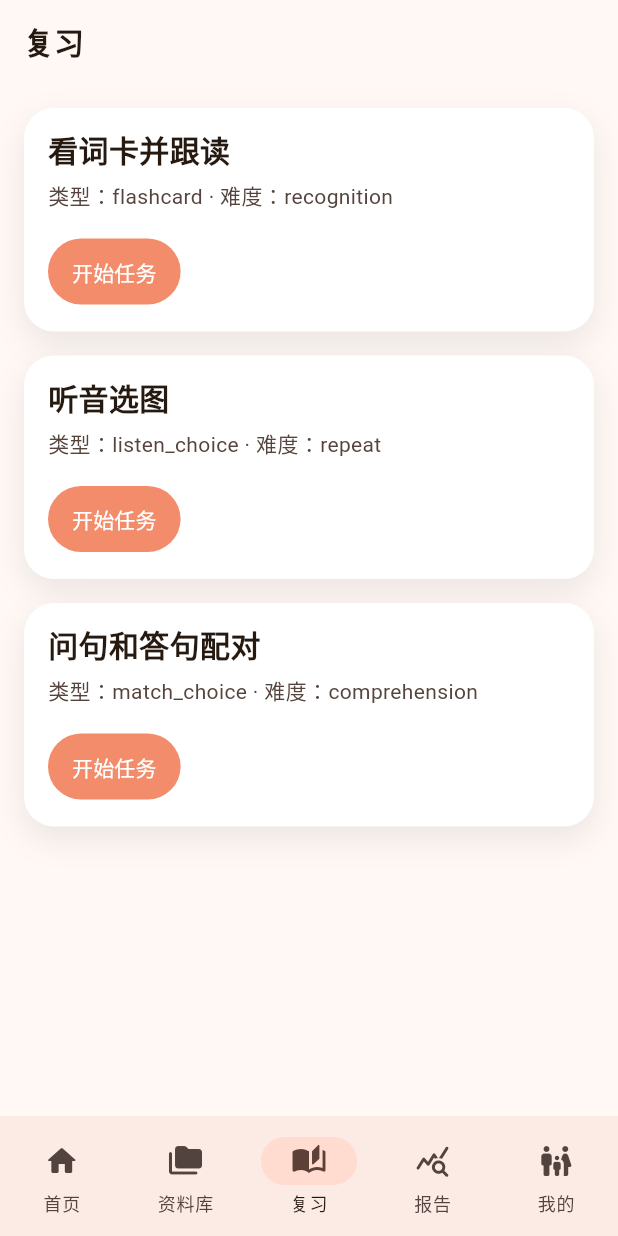
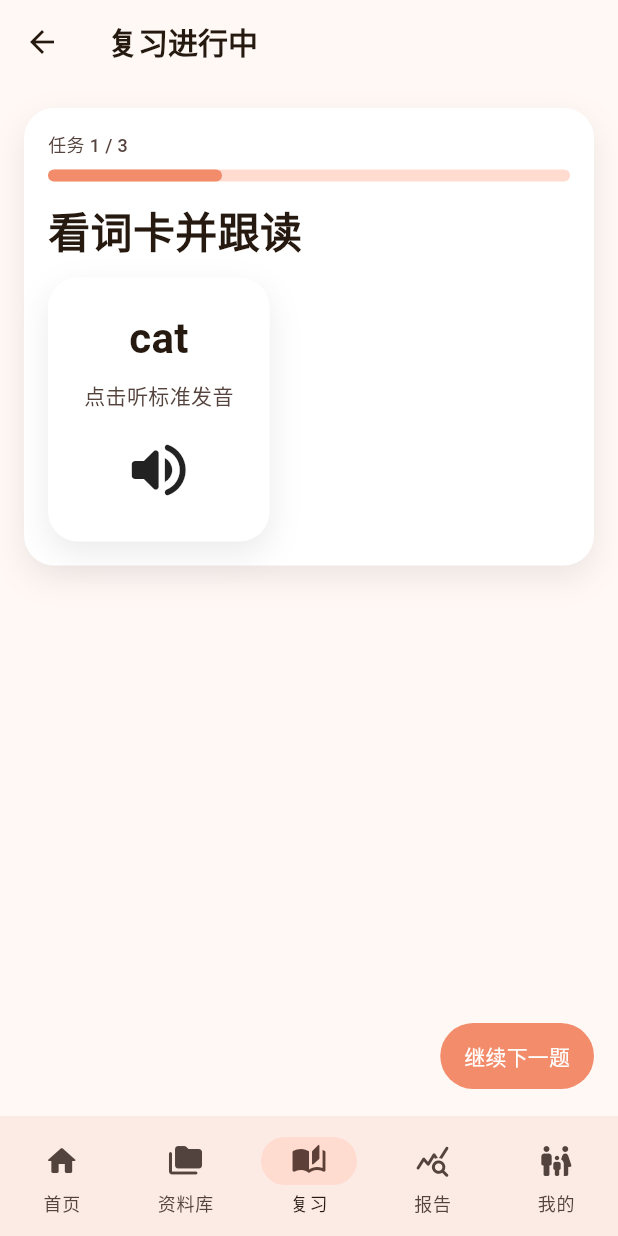
Before and after one commit to anbulang/LearningEnglish, a Flutter app: the screen it shows after launch, scrolled down 35 dp, after a tap on "开始复习", on a phone screen of 412 x 824 dp. Run offline on Flutter 3.47's test engine with Material 3 defaults, Android fonts, the phone set to English and light mode, and no system bars; our stand-ins replace dio, flutter_riverpod, go_router; Roboto replaces fonts that are missing (Be Vietnam Pro, Plus Jakarta Sans).

Commit message:
feat: complete the phase 3 review loop

```diff
--- a/apps/mobile/lib/app/routing/app_router.dart
+++ b/apps/mobile/lib/app/routing/app_router.dart
@@ -7,6 +7,7 @@ import '../../features/materials/presentation/material_review_screen.dart';
 import '../../features/materials/presentation/materials_library_screen.dart';
 import '../../features/materials/presentation/scan_upload_screen.dart';
 import '../../features/profiles/presentation/profile_screen.dart';
+import '../../features/review/presentation/review_runner_screen.dart';
 import '../../features/review/presentation/review_tasks_screen.dart';
 import '../shell/app_shell.dart';
 
@@ -51,6 +52,14 @@ final appRouterProvider = Provider<GoRouter>((ref) {
           GoRoute(
             path: '/review',
             builder: (context, state) => const ReviewTasksScreen(),
+            routes: <RouteBase>[
+              GoRoute(
+                path: 'session/:materialId',
+                builder: (context, state) => ReviewRunnerScreen(
+                  materialId: state.pathParameters['materialId'] ?? 'material_demo_1',
+                ),
+              ),
+            ],
           ),
           GoRoute(
             path: '/reports',
--- a/apps/mobile/lib/features/home/presentation/home_screen.dart
+++ b/apps/mobile/lib/features/home/presentation/home_screen.dart
@@ -40,7 +40,7 @@ class HomeScreen extends ConsumerWidget {
                     label: const Text('上传讲义'),
                   ),
                   OutlinedButton.icon(
-                    onPressed: () => context.go('/review'),
+                    onPressed: () => context.go('/review/session/material_demo_1'),
                     icon: const Icon(Icons.play_circle_outline_rounded),
                     label: const Text('开始复习'),
                   ),
@@ -62,6 +62,7 @@ class HomeScreen extends ConsumerWidget {
                   title: Text(task.contentJson['prompt'] as String? ?? '复习任务'),
                   subtitle: Text(task.taskType.value),
                   trailing: const Icon(Icons.chevron_right_rounded),
+                  onTap: () => context.go('/review/session/${task.materialId}'),
                 ),
               ),
             ],
--- a/apps/mobile/lib/features/lessons/presentation/lesson_detail_screen.dart
+++ b/apps/mobile/lib/features/lessons/presentation/lesson_detail_screen.dart
@@ -70,7 +70,7 @@ class LessonDetailScreen extends ConsumerWidget {
               ),
               const SizedBox(height: AppSpacing.md),
               FilledButton.icon(
-                onPressed: () => context.go('/review'),
+                onPressed: () => context.go('/review/session/$materialId'),
                 icon: const Icon(Icons.play_arrow_rounded),
                 label: const Text('开始本课复习'),
               ),
--- a/apps/mobile/lib/features/profiles/data/demo_data.dart
+++ b/apps/mobile/lib/features/profiles/data/demo_data.dart
@@ -1,5 +1,65 @@
 import 'package:flutter_riverpod/flutter_riverpod.dart';
 import 'package:learning_english_contracts/contracts.dart';
+
+final _initialReviewTasks = <ReviewTask>[
+  ReviewTask(
+    id: 'task_1',
+    childId: 'child_demo_1',
+    materialId: 'material_demo_1',
+    taskType: TaskType.flashcard,
+    difficulty: 'recognition',
+    contentJson: const <String, dynamic>{
+      'prompt': '看词卡并跟读',
+      'word': 'cat',
+      'hint': '点击听标准发音',
+    },
+    dueDate: DateTime(2026, 3, 25),
+    status: ReviewTaskStatus.pending,
+  ),
+  ReviewTask(
+    id: 'task_2',
+    childId: 'child_demo_1',
+    materialId: 'material_demo_1',
+    taskType: TaskType.listenChoice,
+    difficulty: 'repeat',
+    contentJson: const <String, dynamic>{
+      'prompt': '听音选图',
+      'choices': <String>['cat', 'dog', 'bird'],
+      'correct_answer': 'cat',
+    },
+    dueDate: DateTime(2026, 3, 25),
+    status: ReviewTaskStatus.pending,
+  ),
+  ReviewTask(
+    id: 'task_3',
+    childId: 'child_demo_1',
+    materialId: 'material_demo_1',
+    taskType: TaskType.matchChoice,
+    difficulty: 'comprehension',
+    contentJson: const <String, dynamic>{
+      'prompt': '问句和答句配对',
+      'left': <String>['What is this?'],
+      'right': <String>['It is a cat.'],
+    },
+    dueDate: DateTime(2026, 3, 25),
+    status: ReviewTaskStatus.pending,
+  ),
+];
+
+final _initialWeeklyReport = WeeklyReport(
+  id: 'report_demo_1',
+  childId: 'child_demo_1',
+  weekStart: DateTime(2026, 3, 23),
+  weekEnd: DateTime(2026, 3, 29),
+  completedSessions: 4,
+  reviewedWords: 18,
+  speakingAttempts: 3,
+  weakItems: const <String>['bird', 'What is this?'],
+  recommendedActions: const <String>[
+    '今晚先复习 3 张动物词卡',
+    '再用 What is this? 做 2 轮问答',
+  ],
+);
 
 final activeChildProvider = Provider<ChildProfile>((ref) {
   return ChildProfile(
@@ -122,66 +182,80 @@ final knowledgePackProvider = Provider<KnowledgePack>((ref) {
   );
 });
 
-final reviewTasksProvider = Provider<List<ReviewTask>>((ref) {
-  return <ReviewTask>[
-    ReviewTask(
-      id: 'task_1',
-      childId: 'child_demo_1',
-      materialId: 'material_demo_1',
-      taskType: TaskType.flashcard,
-      difficulty: 'recognition',
-      contentJson: const <String, dynamic>{
-        'prompt': '看词卡并跟读',
-        'word': 'cat',
-        'hint': '点击听标准发音',
-      },
-      dueDate: DateTime(2026, 3, 25),
-      status: ReviewTaskStatus.pending,
-    ),
-    ReviewTask(
-      id: 'task_2',
-      childId: 'child_demo_1',
-      materialId: 'material_demo_1',
-      taskType: TaskType.listenChoice,
-      difficulty: 'repeat',
-      contentJson: const <String, dynamic>{
-        'prompt': '听音选图',
-        'choices': <String>['cat', 'dog', 'bird'],
-        'correct_answer': 'cat',
-      },
-      dueDate: DateTime(2026, 3, 25),
-      status: ReviewTaskStatus.pending,
-    ),
-    ReviewTask(
-      id: 'task_3',
-      childId: 'child_demo_1',
-      materialId: 'material_demo_1',
-      taskType: TaskType.matchChoice,
-      difficulty: 'comprehension',
-      contentJson: const <String, dynamic>{
-        'prompt': '问句和答句配对',
-        'left': <String>['What is this?'],
-        'right': <String>['It is a cat.'],
-      },
-      dueDate: DateTime(2026, 3, 25),
-      status: ReviewTaskStatus.pending,
-    ),
-  ];
+final reviewTasksProvider =
+    StateNotifierProvider<ReviewTasksController, List<ReviewTask>>((ref) {
+  return ReviewTasksController();
 });
 
-final weeklyReportProvider = Provider<WeeklyReport>((ref) {
-  return WeeklyReport(
-    id: 'report_demo_1',
-    childId: 'child_demo_1',
-    weekStart: DateTime(2026, 3, 23),
-    weekEnd: DateTime(2026, 3, 29),
-    completedSessions: 4,
-    reviewedWords: 18,
-    speakingAttempts: 3,
-    weakItems: const <String>['bird', 'What is this?'],
-    recommendedActions: const <String>[
-      '今晚先复习 3 张动物词卡',
-      '再用 What is this? 做 2 轮问答',
-    ],
-  );
+final weeklyReportProvider =
+    StateNotifierProvider<WeeklyReportController, WeeklyReport>((ref) {
+  return WeeklyReportController();
 });
+
+class ReviewTasksController extends StateNotifier<List<ReviewTask>> {
+  ReviewTasksController() : super(List<ReviewTask>.from(_initialReviewTasks));
+
+  void completeTasks(Iterable<String> taskIds) {
+    final ids = taskIds.toSet();
+    state = state
+        .map(
+          (task) => ids.contains(task.id)
+              ? ReviewTask(
+                  id: task.id,
+                  childId: task.childId,
+                  materialId: task.materialId,
+                  taskType: task.taskType,
+                  difficulty: task.difficulty,
+                  contentJson: task.contentJson,
+                  dueDate: task.dueDate,
+                  status: ReviewTaskStatus.completed,
+                )
+              : task,
+        )
+        .toList();
+  }
+
+  void reset() {
+    state = List<ReviewTask>.from(_initialReviewTasks);
+  }
+}
+
+class WeeklyReportController extends StateNotifier<WeeklyReport> {
+  WeeklyReportController() : super(_initialWeeklyReport);
+
+  void registerCompletedSession({
+    required int taskCount,
+    List<String> weakItems = const <String>[],
+  }) {
+    final mergedWeakItems = <String>{
+      ...state.weakItems,
+      ...weakItems,
+    }.toList();
+
+    state = WeeklyReport(
+      id: state.id,
+      childId: state.childId,
+      weekStart: state.weekStart,
+      weekEnd: state.weekEnd,
+      completedSessions: state.completedSessions + 1,
+      reviewedWords: state.reviewedWords + taskCount,
+      speakingAttempts: state.speakingAttempts,
+      weakItems: mergedWeakItems,
+      recommendedActions: state.recommendedActions,
+    );
+  }
+
+  void registerSpeakingAttempt() {
+    state = WeeklyReport(
+      id: state.id,
+      childId: state.childId,
+      weekStart: state.weekStart,
+      weekEnd: state.weekEnd,
+      completedSessions: state.completedSessions,
+      reviewedWords: state.reviewedWords,
+      speakingAttempts: state.speakingAttempts + 1,
+      weakItems: state.weakItems,
+      recommendedActions: state.recommendedActions,
+    );
+  }
+}
--- /dev/null
+++ b/apps/mobile/lib/features/review/presentation/review_runner_screen.dart
@@ -0,0 +1,217 @@
+import 'package:flutter/material.dart';
+import 'package:flutter_riverpod/flutter_riverpod.dart';
+import 'package:go_router/go_router.dart';
+import 'package:learning_english_contracts/contracts.dart';
+import 'package:learning_english_design_tokens/design_tokens.dart';
+
+import '../../../core/widgets/app_card.dart';
+import '../../profiles/data/demo_data.dart';
+
+class ReviewRunnerScreen extends ConsumerStatefulWidget {
+  const ReviewRunnerScreen({
+    required this.materialId,
+    super.key,
+  });
+
+  final String materialId;
+
+  @override
+  ConsumerState<ReviewRunnerScreen> createState() => _ReviewRunnerScreenState();
+}
+
+class _ReviewRunnerScreenState extends ConsumerState<ReviewRunnerScreen> {
+  int _currentIndex = 0;
+  bool _sessionRecorded = false;
+
+  @override
+  Widget build(BuildContext context) {
+    final allTasks = ref.watch(reviewTasksProvider);
+    final tasks = allTasks.where((task) => task.materialId == widget.materialId).toList();
+
+    if (tasks.isEmpty) {
+      return Scaffold(
+        appBar: AppBar(title: const Text('复习任务')),
+        body: const Center(child: Text('当前没有可进行的复习任务')),
+      );
+    }
+
+    final completedCount =
+        tasks.where((task) => task.status == ReviewTaskStatus.completed).length;
+    final isFinished = completedCount == tasks.length || _currentIndex >= tasks.length;
+
+    return Scaffold(
+      appBar: AppBar(title: const Text('复习进行中')),
+      body: Padding(
+        padding: const EdgeInsets.all(AppSpacing.md),
+        child: isFinished
+            ? _ReviewFinishedState(materialId: widget.materialId)
+            : _ReviewTaskStage(
+                task: tasks[_currentIndex],
+                currentIndex: _currentIndex,
+                totalCount: tasks.length,
+                onNext: () {
+                  if (_currentIndex + 1 == tasks.length && !_sessionRecorded) {
+                    ref
+                        .read(reviewTasksProvider.notifier)
+                        .completeTasks(tasks.map((task) => task.id));
+                    ref.read(weeklyReportProvider.notifier).registerCompletedSession(
+                          taskCount: tasks.length,
+                          weakItems: const <String>['bird'],
+                        );
+                    _sessionRecorded = true;
+                  }
+                  setState(() {
+                    _currentIndex += 1;
+                  });
+                },
+              ),
+      ),
+    );
+  }
+}
+
+class _ReviewTaskStage extends StatelessWidget {
+  const _ReviewTaskStage({
+    required this.task,
+    required this.currentIndex,
+    required this.totalCount,
+    required this.onNext,
+  });
+
+  final ReviewTask task;
+  final int currentIndex;
+  final VoidCallback onNext;
+  final int totalCount;
+
+  @override
+  Widget build(BuildContext context) {
+    return Column(
+      crossAxisAlignment: CrossAxisAlignment.start,
+      children: <Widget>[
+        AppCard(
+          child: Column(
+            crossAxisAlignment: CrossAxisAlignment.start,
+            children: <Widget>[
+              Text('任务 ${currentIndex + 1} / $totalCount', style: AppTextStyles.helper),
+              const SizedBox(height: AppSpacing.xs),
+              LinearProgressIndicator(
+                value: (currentIndex + 1) / totalCount,
+                minHeight: 8,
+                borderRadius: BorderRadius.circular(AppRadii.pill),
+              ),
+              const SizedBox(height: AppSpacing.md),
+              Text(task.contentJson['prompt'] as String? ?? '复习任务', style: AppTextStyles.pageTitle),
+              const SizedBox(height: AppSpacing.md),
+              _TaskSurface(task: task),
+            ],
+          ),
+        ),
+        const Spacer(),
+        Align(
+          alignment: Alignment.bottomRight,
+          child: FilledButton(
+            onPressed: onNext,
+            child: Text(currentIndex + 1 == totalCount ? '完成本次复习' : '继续下一题'),
+          ),
+        ),
+      ],
+    );
+  }
+}
+
+class _TaskSurface extends StatelessWidget {
+  const _TaskSurface({required this.task});
+
+  final ReviewTask task;
+
+  @override
+  Widget build(BuildContext context) {
+    switch (task.taskType) {
+      case TaskType.flashcard:
+        return AppCard(
+          padding: const EdgeInsets.all(AppSpacing.lg),
+          child: Column(
+            children: <Widget>[
+              Text(task.contentJson['word'] as String? ?? '', style: AppTextStyles.pageTitle),
+              const SizedBox(height: AppSpacing.sm),
+              Text(task.contentJson['hint'] as String? ?? '点击播放音频并跟读'),
+              const SizedBox(height: AppSpacing.md),
+              const Icon(Icons.volume_up_rounded, size: 48),
+            ],
+          ),
+        );
+      case TaskType.listenChoice:
+        final choices =
+            List<String>.from(task.contentJson['choices'] as List<dynamic>? ?? const <String>[]);
+        return Column(
+          children: choices
+              .map(
+                (choice) => Padding(
+                  padding: const EdgeInsets.only(bottom: AppSpacing.sm),
+                  child: AppCard(
+                    child: ListTile(
+                      contentPadding: EdgeInsets.zero,
+                      leading: const Icon(Icons.hearing_rounded),
+                      title: Text(choice),
+                    ),
+                  ),
+                ),
+              )
+              .toList(),
+        );
+      case TaskType.matchChoice:
+        final left =
+            List<String>.from(task.contentJson['left'] as List<dynamic>? ?? const <String>[]);
+        final right =
+            List<String>.from(task.contentJson['right'] as List<dynamic>? ?? const <String>[]);
+        return AppCard(
+          child: Column(
+            crossAxisAlignment: CrossAxisAlignment.start,
+            children: <Widget>[
+              ...left.map((item) => Text('Q: $item')),
+              const SizedBox(height: AppSpacing.md),
+              ...right.map((item) => Text('A: $item')),
+            ],
+          ),
+        );
+      case TaskType.speakingPrompt:
+      case TaskType.parentCoaching:
+        return AppCard(child: Text(task.contentJson['prompt'] as String? ?? '任务'));
+    }
+  }
+}
+
+class _ReviewFinishedState extends StatelessWidget {
+  const _ReviewFinishedState({required this.materialId});
+
+  final String materialId;
+
+  @override
+  Widget build(BuildContext context) {
+    return AppCard(
+      child: Column(
+        crossAxisAlignment: CrossAxisAlignment.start,
+        children: <Widget>[
+          Text('本次复习完成', style: AppTextStyles.pageTitle),
+          const SizedBox(height: AppSpacing.sm),
+          const Text('已经记录完成情况，接下来可以继续做口语问答或亲子陪练。'),
+          const SizedBox(height: AppSpacing.md),
+          Wrap(
+            spacing: AppSpacing.sm,
+            runSpacing: AppSpacing.sm,
+            children: <Widget>[
+              FilledButton(
+                onPressed: () => context.go('/home'),
+                child: const Text('回到首页'),
+              ),
+              TextButton(
+                onPressed: () => context.go('/reports'),
+                child: const Text('查看本周报告'),
+              ),
+            ],
+          ),
+        ],
+      ),
+    );
+  }
+}
--- a/apps/mobile/lib/features/review/presentation/review_tasks_screen.dart
+++ b/apps/mobile/lib/features/review/presentation/review_tasks_screen.dart
@@ -1,5 +1,6 @@
 import 'package:flutter/material.dart';
 import 'package:flutter_riverpod/flutter_riverpod.dart';
+import 'package:go_router/go_router.dart';
 import 'package:learning_english_design_tokens/design_tokens.dart';
 
 import '../../../core/widgets/app_card.dart';
@@ -66,7 +67,7 @@ class ReviewTasksScreen extends ConsumerWidget {
                 Text('类型：${task.taskType.value} · 难度：${task.difficulty}'),
                 const SizedBox(height: AppSpacing.md),
                 FilledButton(
-                  onPressed: () {},
+                  onPressed: () => context.go('/review/session/${task.materialId}'),
                   child: const Text('开始任务'),
                 ),
               ],
```
